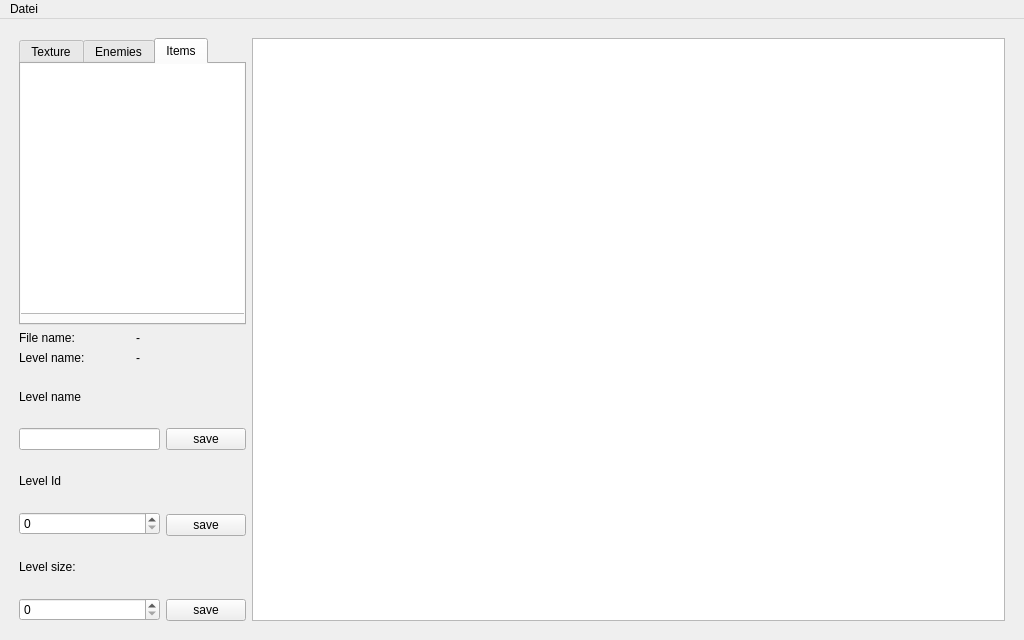
First picture: the form in src/editor/LevelView.ui, repository bluecking/ikaruga, before the edit.
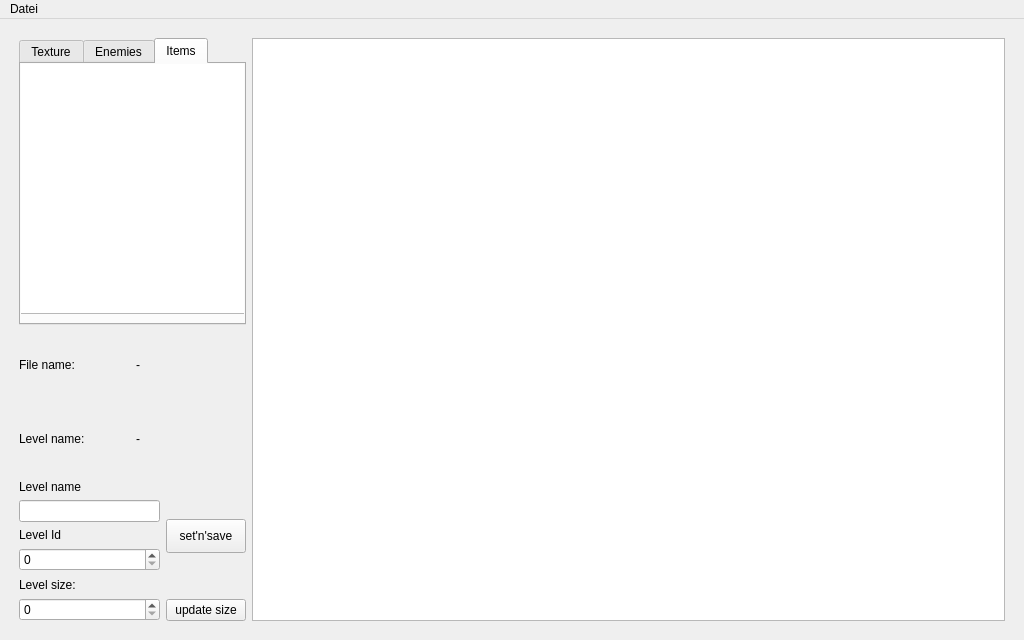
Second picture: the form after the edit.

Diff of the .ui file:
```diff
--- a/src/editor/LevelView.ui
+++ b/src/editor/LevelView.ui
@@ -258,31 +258,8 @@
               <property name="orientation">
                <enum>Qt::Vertical</enum>
               </property>
-              <property name="sizeHint" stdset="0">
-               <size>
-                <width>20</width>
-                <height>40</height>
-               </size>
-              </property>
-             </spacer>
-            </item>
-            <item>
-             <widget class="QPushButton" name="saveLevelName">
-              <property name="sizePolicy">
-               <sizepolicy hsizetype="Minimum" vsizetype="Minimum">
-                <horstretch>0</horstretch>
-                <verstretch>0</verstretch>
-               </sizepolicy>
-              </property>
-              <property name="text">
-               <string>save</string>
-              </property>
-             </widget>
-            </item>
-            <item>
-             <spacer name="verticalSpacer_3">
-              <property name="orientation">
-               <enum>Qt::Vertical</enum>
+              <property name="sizeType">
+               <enum>QSizePolicy::Minimum</enum>
               </property>
               <property name="sizeHint" stdset="0">
                <size>
@@ -304,7 +281,7 @@
                </sizepolicy>
               </property>
               <property name="text">
-               <string>save</string>
+               <string>set'n'save</string>
               </property>
              </widget>
             </item>
@@ -314,7 +291,7 @@
                <enum>Qt::Vertical</enum>
               </property>
               <property name="sizeType">
-               <enum>QSizePolicy::Expanding</enum>
+               <enum>QSizePolicy::Fixed</enum>
               </property>
               <property name="sizeHint" stdset="0">
                <size>
@@ -333,7 +310,7 @@
                </sizepolicy>
               </property>
               <property name="text">
-               <string>save</string>
+               <string>update size</string>
               </property>
              </widget>
             </item>
```
Left out of the diff: 21 changed lines with no effect on the pictures.
